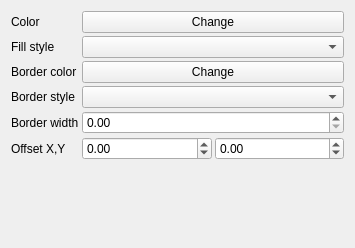
Qt form src/ui/symbollayer/widget_simplefill.ui (qgis/QGIS) before a commit.
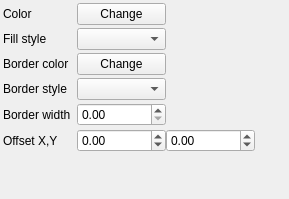
The same form after that commit. Custom widgets are drawn as their Qt base class.

Commit message: Set all ui to use size hint

Diff of the .ui file:
```diff
--- a/src/ui/symbollayer/widget_simplefill.ui
+++ b/src/ui/symbollayer/widget_simplefill.ui
@@ -6,18 +6,27 @@
    <rect>
     <x>0</x>
     <y>0</y>
-    <width>355</width>
-    <height>248</height>
+    <width>289</width>
+    <height>199</height>
    </rect>
   </property>
   <property name="windowTitle">
    <string>Form</string>
   </property>
   <layout class="QVBoxLayout" name="verticalLayout">
+   <property name="spacing">
+    <number>0</number>
+   </property>
+   <property name="margin">
+    <number>3</number>
+   </property>
    <item>
     <layout class="QFormLayout" name="formLayout">
+     <property name="fieldGrowthPolicy">
+      <enum>QFormLayout::FieldsStayAtSizeHint</enum>
+     </property>
      <property name="horizontalSpacing">
-      <number>3</number>
+      <number>6</number>
      </property>
      <property name="verticalSpacing">
       <number>3</number>
@@ -31,6 +40,18 @@
      </item>
      <item row="0" column="1">
       <widget class="QgsColorButtonV2" name="btnChangeColor">
+       <property name="minimumSize">
+        <size>
+         <width>89</width>
+         <height>0</height>
+        </size>
+       </property>
+       <property name="maximumSize">
+        <size>
+         <width>89</width>
+         <height>16777215</height>
+        </size>
+       </property>
        <property name="text">
         <string>Change</string>
        </property>
@@ -44,7 +65,20 @@
       </widget>
      </item>
      <item row="1" column="1">
-      <widget class="QgsBrushStyleComboBox" name="cboFillStyle"/>
+      <widget class="QgsBrushStyleComboBox" name="cboFillStyle">
+       <property name="minimumSize">
+        <size>
+         <width>89</width>
+         <height>0</height>
+        </size>
+       </property>
+       <property name="maximumSize">
+        <size>
+         <width>89</width>
+         <height>16777215</height>
+        </size>
+       </property>
+      </widget>
      </item>
      <item row="2" column="0">
       <widget class="QLabel" name="label_3">
@@ -55,6 +89,18 @@
      </item>
      <item row="2" column="1">
       <widget class="QgsColorButtonV2" name="btnChangeBorderColor">
+       <property name="minimumSize">
+        <size>
+         <width>89</width>
+         <height>0</height>
+        </size>
+       </property>
+       <property name="maximumSize">
+        <size>
+         <width>89</width>
+         <height>16777215</height>
+        </size>
+       </property>
        <property name="text">
         <string>Change</string>
        </property>
@@ -68,7 +114,20 @@
       </widget>
      </item>
      <item row="3" column="1">
-      <widget class="QgsPenStyleComboBox" name="cboBorderStyle"/>
+      <widget class="QgsPenStyleComboBox" name="cboBorderStyle">
+       <property name="minimumSize">
+        <size>
+         <width>89</width>
+         <height>0</height>
+        </size>
+       </property>
+       <property name="maximumSize">
+        <size>
+         <width>89</width>
+         <height>16777215</height>
+        </size>
+       </property>
+      </widget>
      </item>
      <item row="4" column="0">
       <widget class="QLabel" name="label_5">
@@ -79,6 +138,18 @@
      </item>
      <item row="4" column="1">
       <widget class="QDoubleSpinBox" name="spinBorderWidth">
+       <property name="minimumSize">
+        <size>
+         <width>89</width>
+         <height>0</height>
+        </size>
+       </property>
+       <property name="maximumSize">
+        <size>
+         <width>89</width>
+         <height>16777215</height>
+        </size>
+       </property>
        <property name="decimals">
         <number>2</number>
        </property>
@@ -98,6 +169,18 @@
       <layout class="QHBoxLayout" name="horizontalLayout">
        <item>
         <widget class="QDoubleSpinBox" name="spinOffsetX">
+         <property name="minimumSize">
+          <size>
+           <width>89</width>
+           <height>0</height>
+          </size>
+         </property>
+         <property name="maximumSize">
+          <size>
+           <width>89</width>
+           <height>16777215</height>
+          </size>
+         </property>
          <property name="minimum">
           <double>-999.000000000000000</double>
          </property>
@@ -108,6 +191,18 @@
        </item>
        <item>
         <widget class="QDoubleSpinBox" name="spinOffsetY">
+         <property name="minimumSize">
+          <size>
+           <width>89</width>
+           <height>0</height>
+          </size>
+         </property>
+         <property name="maximumSize">
+          <size>
+           <width>89</width>
+           <height>16777215</height>
+          </size>
+         </property>
          <property name="minimum">
           <double>-999.000000000000000</double>
          </property>
```
The commit also changes 7 other files.
